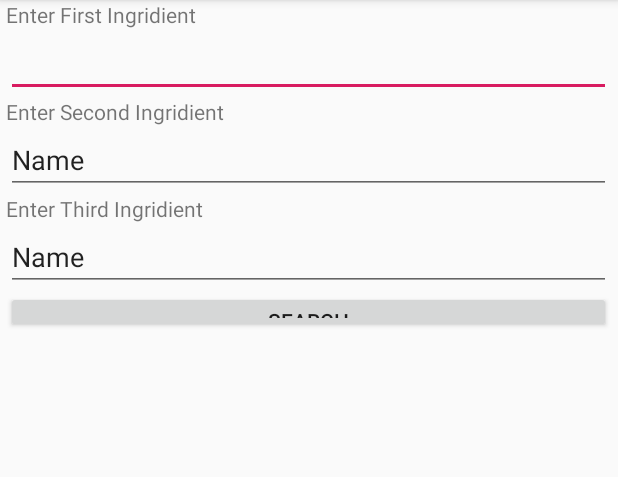
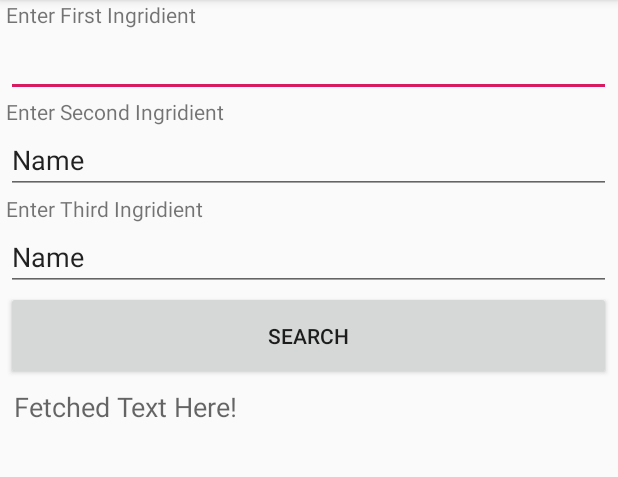
Before and after one commit to omarma2/TheCook, an Android app: the screen it shows after launch (MainActivity), after a tap on "SEARCH", on a phone screen of 412 x 824 dp, the part 84-561 px from its top. Run offline under Robolectric (Android 15) with nearby library versions, the phone set to English and light mode, and no system bars; our stand-ins replace Volley; network calls fail.

```diff
--- a/app/build.gradle
+++ b/app/build.gradle
@@ -38,7 +38,5 @@ dependencies {
     implementation 'com.android.support.constraint:constraint-layout:1.1.3'
     testImplementation 'junit:junit:4.12'
     androidTestImplementation 'com.android.support.test:runner:1.0.2'
-    androidTestImplementation 'com.android.support.test.espresso:espresso-core:3.0.2'
-    implementation 'org.apache.httpcomponents:httpcore:4.4.10'
-    implementation 'com.konghq:unirest-java:2.2.01'
+    implementation 'com.android.volley:volley:1.1.1'
 }
--- a/app/src/main/AndroidManifest.xml
+++ b/app/src/main/AndroidManifest.xml
@@ -1,6 +1,8 @@
 <?xml version="1.0" encoding="utf-8"?>
 <manifest xmlns:android="http://schemas.android.com/apk/res/android"
     package="com.example.finalproject">
+
+    <uses-permission android:name="android.permission.INTERNET"/>
 
     <application
         android:allowBackup="true"
--- a/app/src/main/java/com/example/finalproject/MainActivity.java
+++ b/app/src/main/java/com/example/finalproject/MainActivity.java
@@ -1,17 +1,42 @@
 package com.example.finalproject;
 
+import android.os.Build;
 import android.support.v7.app.AppCompatActivity;
 import android.os.Bundle;
+import android.text.Html;
 import android.view.View;
 import android.widget.Button;
 import android.widget.EditText;
+import android.widget.TextView;
 import android.widget.Toast;
 
+import com.android.volley.Request;
+import com.android.volley.RequestQueue;
+import com.android.volley.Response;
+import com.android.volley.VolleyError;
+import com.android.volley.toolbox.JsonArrayRequest;
+import com.android.volley.toolbox.JsonObjectRequest;
+import com.android.volley.toolbox.StringRequest;
+import com.android.volley.toolbox.Volley;
+
+import org.json.JSONArray;
+import org.json.JSONException;
+import org.json.JSONObject;
+
+
+import java.util.HashMap;
+import java.util.Map;
+
 public class MainActivity extends AppCompatActivity {
-
+    private TextView data;
+    private RequestQueue queue;
     String firstIngridient, secondIngridient, thirdIngridient;
 
     EditText firstIngridientInput, secondIngridientInput, thirdIngridientInput;
+
+
+
+
 
     @Override
     protected void onCreate(Bundle savedInstanceState) {
@@ -25,11 +50,97 @@ public class MainActivity extends AppCompatActivity {
 
         //Get the Search Button
         Button searchButton = findViewById(R.id.searching);
+        data = (TextView) findViewById(R.id.fetchedData);
+        queue = Volley.newRequestQueue(getApplicationContext());
         searchButton.setOnClickListener(new View.OnClickListener() {
+            @Override
             public void onClick(View v) {
-                Toast.makeText(getApplicationContext(), "Wait for the Cook", Toast.LENGTH_SHORT)
-                        .show();
+
+                // Get the user input.
+                firstIngridient = firstIngridientInput.getText().toString();
+                secondIngridient = secondIngridientInput.getText().toString();
+                thirdIngridient = thirdIngridientInput.getText().toString();
+
+
+                // The Parsing stuff.
+                jsonParse(1);
+
+                 //Request a string response from the provided URL.
             }
+
+            private void jsonParse(final int i) {
+                String url = "https://spoonacular-recipe-food-nutrition-v1.p.rapidapi.com/recipes/" + i + "/summary";
+                JsonObjectRequest request = new JsonObjectRequest(Request.Method.GET, url, null,
+                        new Response.Listener<JSONObject>() {
+                    @Override
+                    public void onResponse(JSONObject response) {
+                        try {
+                            String summary = response.getString("summary");
+
+
+                            //data.append(summary + "," + String.valueOf(summary) + "\n\n");
+                            if (summary.toLowerCase().contains(firstIngridient.toLowerCase()) &&
+                                    summary.toLowerCase().contains(secondIngridient.toLowerCase()) &&
+                                    summary.toLowerCase().contains(thirdIngridient.toLowerCase())) {
+                                if (Build.VERSION.SDK_INT >= Build.VERSION_CODES.N) {
+                                    data.setText(Html.fromHtml(summary, Html.FROM_HTML_MODE_LEGACY));
+                                } else {
+                                    data.setText(Html.fromHtml(summary));
+                                }
+                            } else {
+                                if (i == 1107049) {
+                                    data.setText("No Recipies for you, just call Jimmy John's");
+                                    return;
+                                }
+                                jsonParse(i + 1);
+                            }
+
+                        } catch (JSONException e) {
+                            e.printStackTrace();
+                        }
+                    }
+
+                }, new Response.ErrorListener() {
+                    @Override
+                    public void onErrorResponse(VolleyError error) {
+                        error.printStackTrace();
+                    }
+                }){
+                    @Override
+                    public Map<String, String> getHeaders() {
+                        Map<String, String> params = new HashMap<String, String>();
+                        params.put("X-RapidAPI-Host", "spoonacular-recipe-food-nutrition-v1.p.rapidapi.com");
+                        params.put("X-RapidAPI-Key", "c83d1ec8c7msh7f1109b5f61a271p1aaba4jsn5e8a96f21206");
+                        return params;
+                    }
+                };
+                queue.add(request);
+            }
+            ;
         });
     }
 }
+//                StringRequest stringRequest = new StringRequest(Request.Method.GET, url,
+//                        new Response.Listener<String>() {
+//                            @Override
+//                            public void onResponse(String response) {
+//                                // Display the first 500 characters of the response string.
+//                                data.setText("Response is: " + response.toString());
+//                            }
+//                        }, new Response.ErrorListener() {
+//                    @Override
+//                    public void onErrorResponse(VolleyError error) {
+//                        data.setText("Response is: " + error.toString());
+//                    }
+//                }) {
+//                    @Override
+//                    public Map<String, String> getHeaders() {
+//                        Map<String, String> params = new HashMap<String, String>();
+//                        params.put("X-RapidAPI-Host", "spoonacular-recipe-food-nutrition-v1.p.rapidapi.com");
+//                        params.put("X-RapidAPI-Key", "c83d1ec8c7msh7f1109b5f61a271p1aaba4jsn5e8a96f21206");
+//                        return params;
+//                    }
+//                };
+//
+//                // Add the request to the RequestQueue.
+//                queue.add(stringRequest);
--- a/app/src/main/res/layout/activity_main.xml
+++ b/app/src/main/res/layout/activity_main.xml
@@ -9,13 +9,13 @@
     <LinearLayout
         android:id="@+id/search_input_container"
         android:layout_width="403dp"
-        android:layout_height="222dp"
+        android:layout_height="639dp"
         android:layout_marginStart="4dp"
         android:layout_marginLeft="4dp"
         android:gravity="bottom|top"
         android:orientation="vertical"
         app:layout_constraintStart_toStartOf="parent"
-        tools:layout_editor_absoluteY="4dp">
+        tools:layout_editor_absoluteY="0dp">
 
         <TextView
             android:id="@+id/first_title"
@@ -63,8 +63,22 @@
         <Button
             android:id="@+id/searching"
             android:layout_width="match_parent"
+            android:layout_height="59dp"
+            android:text="Search" />
+
+        <ScrollView
+            android:layout_width="wrap_content"
             android:layout_height="wrap_content"
-            android:text="Search" />
+            android:layout_gravity="bottom">
+
+            <TextView
+                android:id="@+id/fetchedData"
+                android:layout_width="wrap_content"
+                android:layout_height="wrap_content"
+                android:hint="Fetched Text Here!"
+                android:padding="5dp"
+                android:textSize="18sp" />
+        </ScrollView>
 
     </LinearLayout>
 
--- a/build.gradle
+++ b/build.gradle
@@ -4,10 +4,9 @@ buildscript {
     repositories {
         google()
         jcenter()
-
     }
     dependencies {
-        classpath 'com.android.tools.build:gradle:3.3.0'
+        classpath 'com.android.tools.build:gradle:3.2.1'
 
         // NOTE: Do not place your application dependencies here; they belong
         // in the individual module build.gradle files
```
Also changed, not shown: app/src/main/java/com/example/finalproject/FindRecipe.java (deleted, +0 -35 lines).
